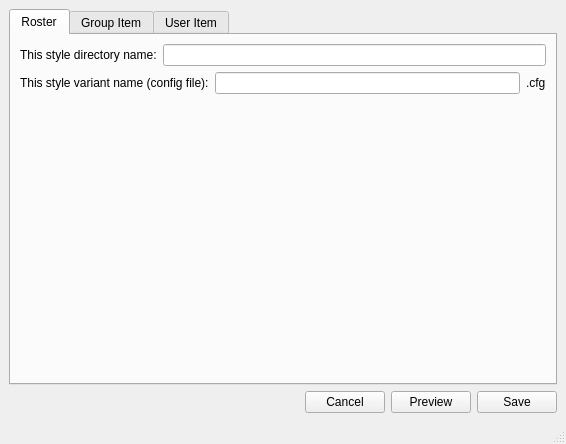
The window that plugins/styler/window.ui (xmpp-graveyard/jabbim) describes before a commit, drawn with Qt 5.
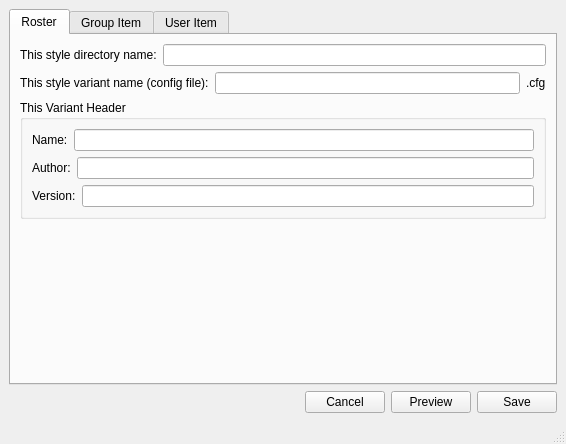
The same window after the commit.

The edit to the form file:
```diff
--- a/plugins/styler/window.ui
+++ b/plugins/styler/window.ui
@@ -73,7 +73,7 @@
        <attribute name="title" >
         <string>Roster</string>
        </attribute>
-       <layout class="QGridLayout" name="gridLayout_23" >
+       <layout class="QGridLayout" name="gridLayout_24" >
         <item row="0" column="0" >
          <layout class="QHBoxLayout" name="horizontalLayout_22" >
           <item>
@@ -110,6 +110,57 @@
          </layout>
         </item>
         <item row="2" column="0" >
+         <widget class="QGroupBox" name="groupBox_9" >
+          <property name="title" >
+           <string>This Variant Header</string>
+          </property>
+          <layout class="QGridLayout" name="gridLayout_23" >
+           <item row="1" column="0" >
+            <layout class="QHBoxLayout" name="horizontalLayout_24" >
+             <item>
+              <widget class="QLabel" name="label_46" >
+               <property name="text" >
+                <string>Name:</string>
+               </property>
+              </widget>
+             </item>
+             <item>
+              <widget class="QLineEdit" name="styleName" />
+             </item>
+            </layout>
+           </item>
+           <item row="2" column="0" >
+            <layout class="QHBoxLayout" name="horizontalLayout_25" >
+             <item>
+              <widget class="QLabel" name="label_47" >
+               <property name="text" >
+                <string>Author:</string>
+               </property>
+              </widget>
+             </item>
+             <item>
+              <widget class="QLineEdit" name="styleAuthor" />
+             </item>
+            </layout>
+           </item>
+           <item row="3" column="0" >
+            <layout class="QHBoxLayout" name="horizontalLayout_26" >
+             <item>
+              <widget class="QLabel" name="d" >
+               <property name="text" >
+                <string>Version:</string>
+               </property>
+              </widget>
+             </item>
+             <item>
+              <widget class="QLineEdit" name="styleVersion" />
+             </item>
+            </layout>
+           </item>
+          </layout>
+         </widget>
+        </item>
+        <item row="3" column="0" >
          <spacer name="verticalSpacer_7" >
           <property name="orientation" >
            <enum>Qt::Vertical</enum>
@@ -117,7 +168,7 @@
           <property name="sizeHint" stdset="0" >
            <size>
             <width>20</width>
-            <height>250</height>
+            <height>132</height>
            </size>
           </property>
          </spacer>
```
Left out of the diff: 4 changed lines with no effect on the pictures.
